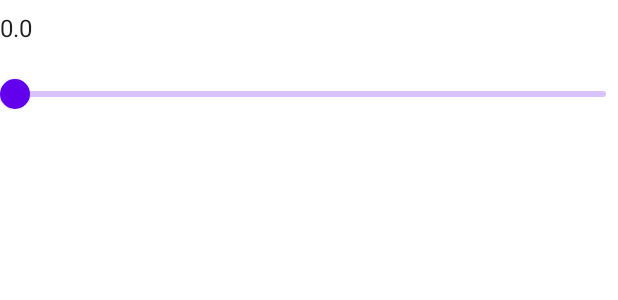
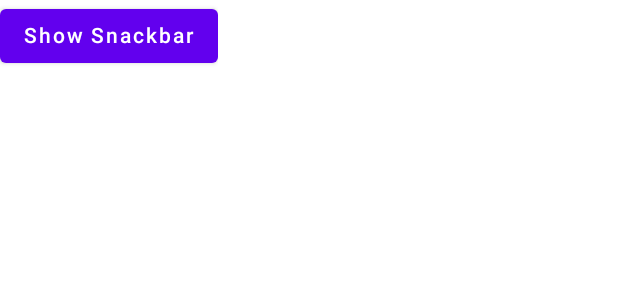
Before and after one commit to shubham3135/AndroidJetpackComposeComponents, an Android app built with Jetpack Compose: the @Preview function DefaultPreview, on a phone screen of 412 x 824 dp. Shown: the top 300 px of the screen. Run offline under Robolectric (Android 15) with nearby library versions, the phone set to English and light mode, and no system bars.

Commit message:
Snackbar demo

```diff
--- a/app/src/main/java/com/shubhamkumarwinner/composecomponents/MainActivity.kt
+++ b/app/src/main/java/com/shubhamkumarwinner/composecomponents/MainActivity.kt
@@ -31,7 +31,7 @@ class MainActivity : ComponentActivity() {
             ComposeComponentsTheme {
                 // A surface container using the 'background' color from the theme
                 Surface(color = MaterialTheme.colors.background) {
-                    MySliderDemo()
+                    SnackbarDemo()
                 }
             }
         }
@@ -47,6 +47,33 @@ fun MySliderDemo() {
         Text(text = sliderPosition.toString())
         Spacer(modifier = Modifier.height(10.dp))
         Slider(value = sliderPosition, onValueChange = { sliderPosition = it })
+    }
+}
+
+//snackbar
+@Composable
+fun SnackbarDemo() {
+    Column {
+        val snackbarVisibleState = remember { mutableStateOf(false) }
+
+        Button(onClick = { snackbarVisibleState.value = !snackbarVisibleState.value }) {
+            if (snackbarVisibleState.value) {
+                Text("Hide Snackbar")
+            } else {
+                Text("Show Snackbar")
+            }
+        }
+        if (snackbarVisibleState.value) {
+            Snackbar(
+
+                action = {
+                    Button(onClick = {}) {
+                        Text("MyAction")
+                    }
+                },
+                modifier = Modifier.padding(8.dp)
+            ) { Text(text = "This is a snackbar!") }
+        }
     }
 }
 
@@ -380,6 +407,6 @@ fun Greeting(name: String) {
 @Composable
 fun DefaultPreview() {
     ComposeComponentsTheme {
-        MySliderDemo()
+        SnackbarDemo()
     }
 }
```
